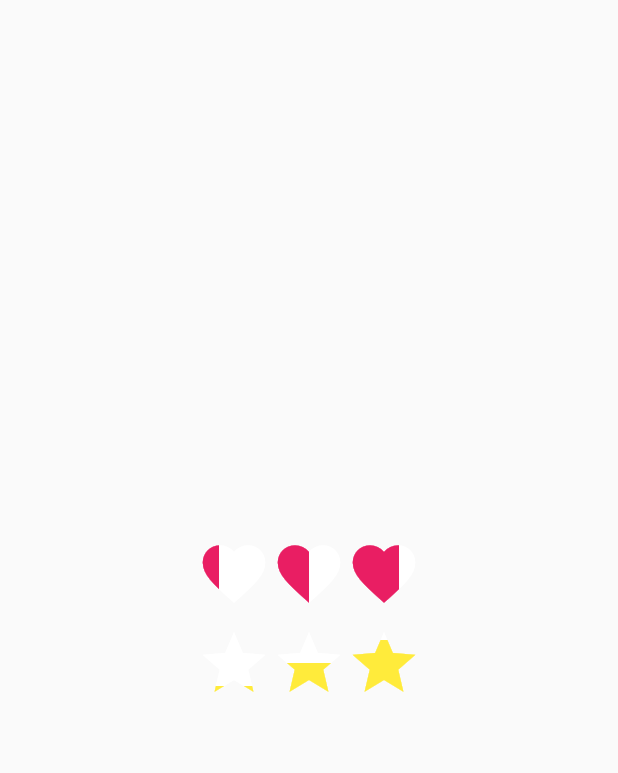
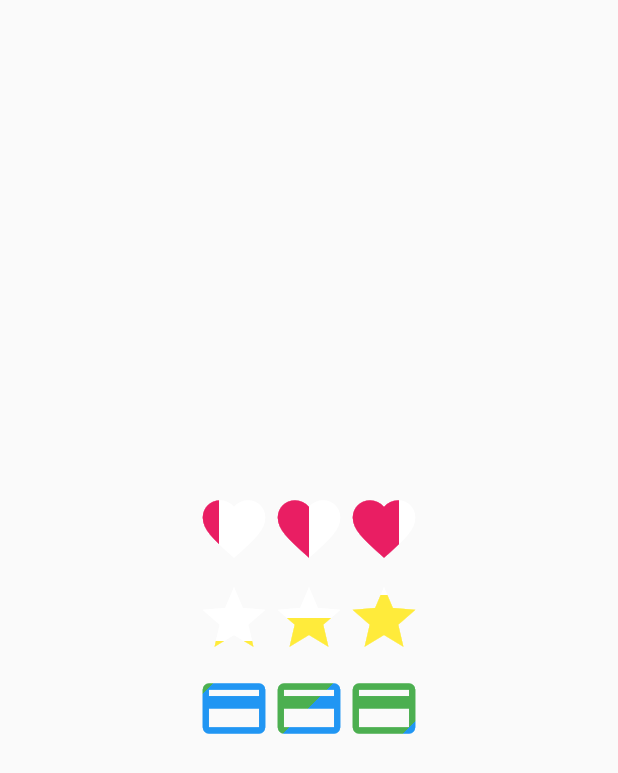
Before and after one commit to linnefromice/flutter_sandbox, a Flutter app: the BicolorIconScreen screen opened by its route, on a phone screen of 412 x 824 dp. Shown: the top 773 px of the screen. Run offline on Flutter 3.47's test engine with Material 2 defaults, Android fonts, the phone set to English and light mode, and no system bars; our stand-ins replace animated_text_kit, flutter_spinkit, like_button, webview_flutter; missing offline and left inert: decorated_icon, flutter_animation_set, im_animations, webfeed, xml2json.

Commit message:
update examples

```diff
--- a/lib/views/screens/bicolor_icon_screen.dart
+++ b/lib/views/screens/bicolor_icon_screen.dart
@@ -24,6 +24,17 @@ class BicolorIconScreen extends StatelessWidget {
     );
   }
 
+  Widget _buildCreditCards() {
+    return Row(
+      mainAxisAlignment: MainAxisAlignment.center,
+      children: [
+        BicolorIcon(iconData: Icons.credit_card, iconSize: 50, rate: 0.2, beginAlignment: Alignment.topLeft, beginColor: Colors.green, endColor: Colors.blue),
+        BicolorIcon(iconData: Icons.credit_card, iconSize: 50, rate: 0.5, beginAlignment: Alignment.topLeft, beginColor: Colors.green, endColor: Colors.blue),
+        BicolorIcon(iconData: Icons.credit_card, iconSize: 50, rate: 0.8, beginAlignment: Alignment.topLeft, beginColor: Colors.green, endColor: Colors.blue),
+      ],
+    );
+  }
+
   @override
   Widget build(BuildContext context) {
     return Scaffold(
@@ -35,8 +46,12 @@ class BicolorIconScreen extends StatelessWidget {
             child: _buildFavorites()
           ),
           Container(
-              margin: EdgeInsets.symmetric(vertical: 5),
-              child: _buildStars()
+            margin: EdgeInsets.symmetric(vertical: 5),
+            child: _buildStars()
+          ),
+          Container(
+            margin: EdgeInsets.symmetric(vertical: 5),
+            child: _buildCreditCards()
           ),
         ],
       )
```
